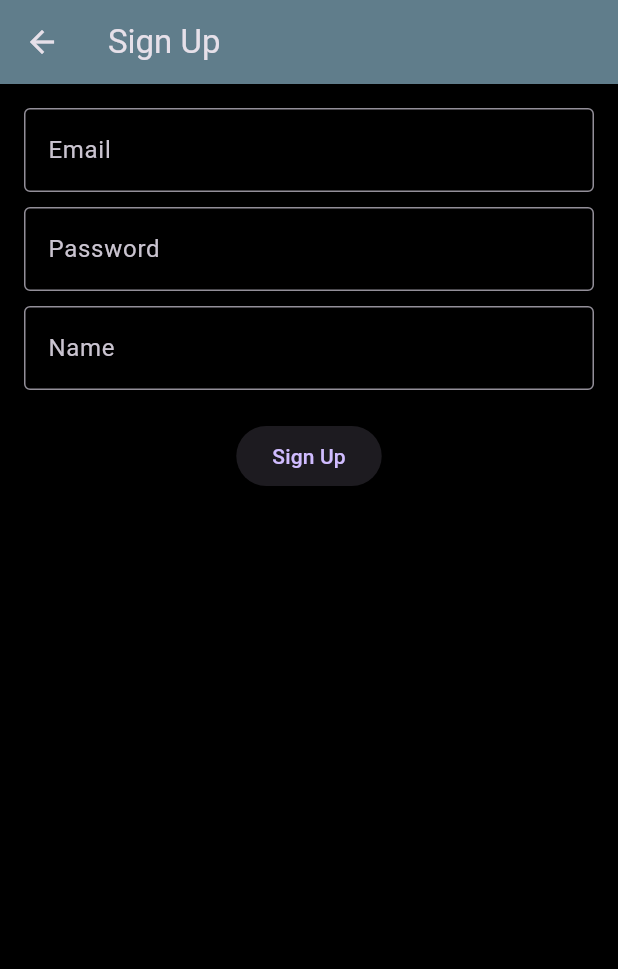
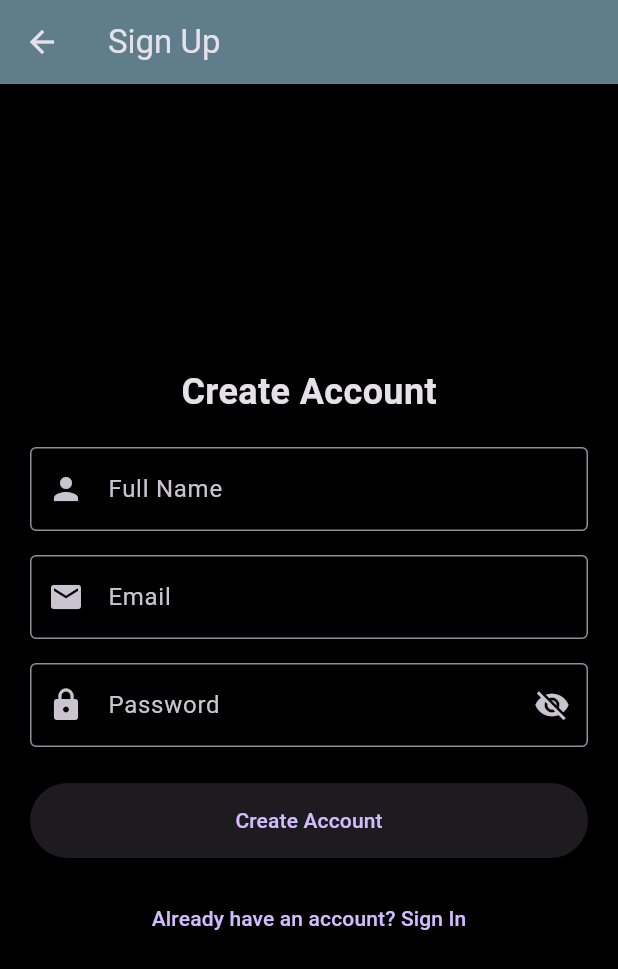
Before and after one commit to RishavDas0307/nasa_apod, a Flutter app: the SignUpPage screen opened directly, on a phone screen of 412 x 824 dp. Shown: the top 969 px of the screen. Run offline on Flutter 3.47's test engine with Material 3 defaults, Android fonts, the phone set to English and light mode, and no system bars; our stand-ins replace cloud_firestore, firebase_auth, firebase_core; accounts and stored records are empty.

Commit message:
Update auth.dart
ui improvements in sign in page

```diff
--- a/lib/auth.dart
+++ b/lib/auth.dart
@@ -12,9 +12,11 @@ class SignInPage extends StatefulWidget {
 class _SignInPageState extends State<SignInPage> {
   final TextEditingController _emailController = TextEditingController();
   final TextEditingController _passwordController = TextEditingController();
-  String _message = '';
+  bool _isLoading = false;
+  bool _obscurePassword = true;
 
   Future<void> _signIn() async {
+    setState(() => _isLoading = true);
     try {
       UserCredential userCredential = await Provider.of<custom_auth_provider.AuthProvider>(
         context,
@@ -24,63 +26,82 @@ class _SignInPageState extends State<SignInPage> {
         _passwordController.text,
       );
 
-      setState(() {
-        _message = 'Sign-in successful: ${userCredential.user?.email}';
-      });
-
-      // Navigate to the main page after successful sign-in
+      // Navigate after successful sign-in
       Navigator.pushReplacement(
         context,
         MaterialPageRoute(
           builder: (context) => MainPage(
-            username: userCredential.user?.displayName ?? 'Human',
+            username: userCredential.user?.displayName ?? 'User',
           ),
         ),
       );
     } on FirebaseAuthException catch (e) {
-      setState(() {
-        _message = 'Error: ${e.message}';
-      });
+      _showSnackbar('Error: ${e.message}');
     } catch (e) {
-      setState(() {
-        _message = 'Error: $e';
-      });
+      _showSnackbar('Error: $e');
+    } finally {
+      setState(() => _isLoading = false);
     }
+  }
+
+  void _showSnackbar(String message) {
+    ScaffoldMessenger.of(context).showSnackBar(SnackBar(content: Text(message)));
   }
 
   @override
   Widget build(BuildContext context) {
     return Scaffold(
       appBar: AppBar(title: Text('Sign In')),
-      body: Padding(
-        padding: const EdgeInsets.all(16.0),
+      body: Center(
+        child: SingleChildScrollView(
+          padding: EdgeInsets.all(20),
           child: Column(
+            mainAxisAlignment: MainAxisAlignment.center,
             children: [
+              Text('Welcome Back!', style: TextStyle(fontSize: 24, fontWeight: FontWeight.bold)),
+              SizedBox(height: 20),
               TextField(
                 controller: _emailController,
-              decoration: InputDecoration(labelText: 'Email', border: OutlineInputBorder()),
+                decoration: InputDecoration(
+                  labelText: 'Email',
+                  prefixIcon: Icon(Icons.email),
+                  border: OutlineInputBorder(),
                 ),
-            SizedBox(height: 10),
+                keyboardType: TextInputType.emailAddress,
+                textInputAction: TextInputAction.next,
+              ),
+              SizedBox(height: 16),
               TextField(
                 controller: _passwordController,
-              obscureText: true,
-              decoration: InputDecoration(labelText: 'Password', border: OutlineInputBorder()),
+                obscureText: _obscurePassword,
+                decoration: InputDecoration(
+                  labelText: 'Password',
+                  prefixIcon: Icon(Icons.lock),
+                  suffixIcon: IconButton(
+                    icon: Icon(_obscurePassword ? Icons.visibility_off : Icons.visibility),
+                    onPressed: () => setState(() => _obscurePassword = !_obscurePassword),
                   ),
-            SizedBox(height: 20),
-            ElevatedButton(onPressed: _signIn, child: Text('Sign In')),
-            SizedBox(height: 20),
-            Text(_message, style: TextStyle(color: Colors.red)),
-            SizedBox(height: 20),
+                  border: OutlineInputBorder(),
+                ),
+                textInputAction: TextInputAction.done,
+              ),
+              SizedBox(height: 24),
+              _isLoading
+                  ? CircularProgressIndicator()
+                  : ElevatedButton(
+                onPressed: _signIn,
+                style: ElevatedButton.styleFrom(minimumSize: Size(double.infinity, 50)),
+                child: Text('Sign In'),
+              ),
+              SizedBox(height: 16),
               TextButton(
                 onPressed: () {
-                Navigator.push(
-                  context,
-                  MaterialPageRoute(builder: (context) => SignUpPage()),
-                );
+                  Navigator.push(context, MaterialPageRoute(builder: (context) => SignUpPage()));
                 },
-              child: Text('Don\'t have an account? Sign Up'),
+                child: Text("Don't have an account? Create one"),
               ),
             ],
+          ),
         ),
       ),
     );
@@ -96,9 +117,11 @@ class _SignUpPageState extends State<SignUpPage> {
   final TextEditingController _emailController = TextEditingController();
   final TextEditingController _passwordController = TextEditingController();
   final TextEditingController _nameController = TextEditingController();
-  String _message = '';
+  bool _isLoading = false;
+  bool _obscurePassword = true;
 
   Future<void> _signUp() async {
+    setState(() => _isLoading = true);
     try {
       await Provider.of<custom_auth_provider.AuthProvider>(
         context,
@@ -112,46 +135,83 @@ class _SignUpPageState extends State<SignUpPage> {
       Navigator.pushReplacement(
         context,
         MaterialPageRoute(
-          builder: (context) => MainPage(
-            username: _nameController.text,
-          ),
+          builder: (context) => MainPage(username: _nameController.text),
         ),
       );
     } catch (e) {
-      setState(() {
-        _message = e.toString();
-      });
+      _showSnackbar('Error: $e');
+    } finally {
+      setState(() => _isLoading = false);
     }
+  }
+
+  void _showSnackbar(String message) {
+    ScaffoldMessenger.of(context).showSnackBar(SnackBar(content: Text(message)));
   }
 
   @override
   Widget build(BuildContext context) {
     return Scaffold(
       appBar: AppBar(title: Text('Sign Up')),
-      body: Padding(
-        padding: const EdgeInsets.all(16.0),
+      body: Center(
+        child: SingleChildScrollView(
+          padding: EdgeInsets.all(20),
           child: Column(
             children: [
+              Text('Create Account', style: TextStyle(fontSize: 24, fontWeight: FontWeight.bold)),
+              SizedBox(height: 20),
+              TextField(
+                controller: _nameController,
+                decoration: InputDecoration(
+                  labelText: 'Full Name',
+                  prefixIcon: Icon(Icons.person),
+                  border: OutlineInputBorder(),
+                ),
+                textInputAction: TextInputAction.next,
+              ),
+              SizedBox(height: 16),
               TextField(
                 controller: _emailController,
-              decoration: InputDecoration(labelText: 'Email', border: OutlineInputBorder()),
+                decoration: InputDecoration(
+                  labelText: 'Email',
+                  prefixIcon: Icon(Icons.email),
+                  border: OutlineInputBorder(),
                 ),
-            SizedBox(height: 10),
+                keyboardType: TextInputType.emailAddress,
+                textInputAction: TextInputAction.next,
+              ),
+              SizedBox(height: 16),
               TextField(
                 controller: _passwordController,
-              obscureText: true,
-              decoration: InputDecoration(labelText: 'Password', border: OutlineInputBorder()),
+                obscureText: _obscurePassword,
+                decoration: InputDecoration(
+                  labelText: 'Password',
+                  prefixIcon: Icon(Icons.lock),
+                  suffixIcon: IconButton(
+                    icon: Icon(_obscurePassword ? Icons.visibility_off : Icons.visibility),
+                    onPressed: () => setState(() => _obscurePassword = !_obscurePassword),
                   ),
-            SizedBox(height: 10),
-            TextField(
-              controller: _nameController,
-              decoration: InputDecoration(labelText: 'Name', border: OutlineInputBorder()),
+                  border: OutlineInputBorder(),
                 ),
-            SizedBox(height: 20),
-            ElevatedButton(onPressed: _signUp, child: Text('Sign Up')),
-            SizedBox(height: 20),
-            Text(_message, style: TextStyle(color: Colors.red)),
+                textInputAction: TextInputAction.done,
+              ),
+              SizedBox(height: 24),
+              _isLoading
+                  ? CircularProgressIndicator()
+                  : ElevatedButton(
+                onPressed: _signUp,
+                style: ElevatedButton.styleFrom(minimumSize: Size(double.infinity, 50)),
+                child: Text('Create Account'),
+              ),
+              SizedBox(height: 16),
+              TextButton(
+                onPressed: () {
+                  Navigator.pop(context);
+                },
+                child: Text('Already have an account? Sign In'),
+              ),
             ],
+          ),
         ),
       ),
     );
```
Lines whose indentation alone changed are shown as unchanged.
